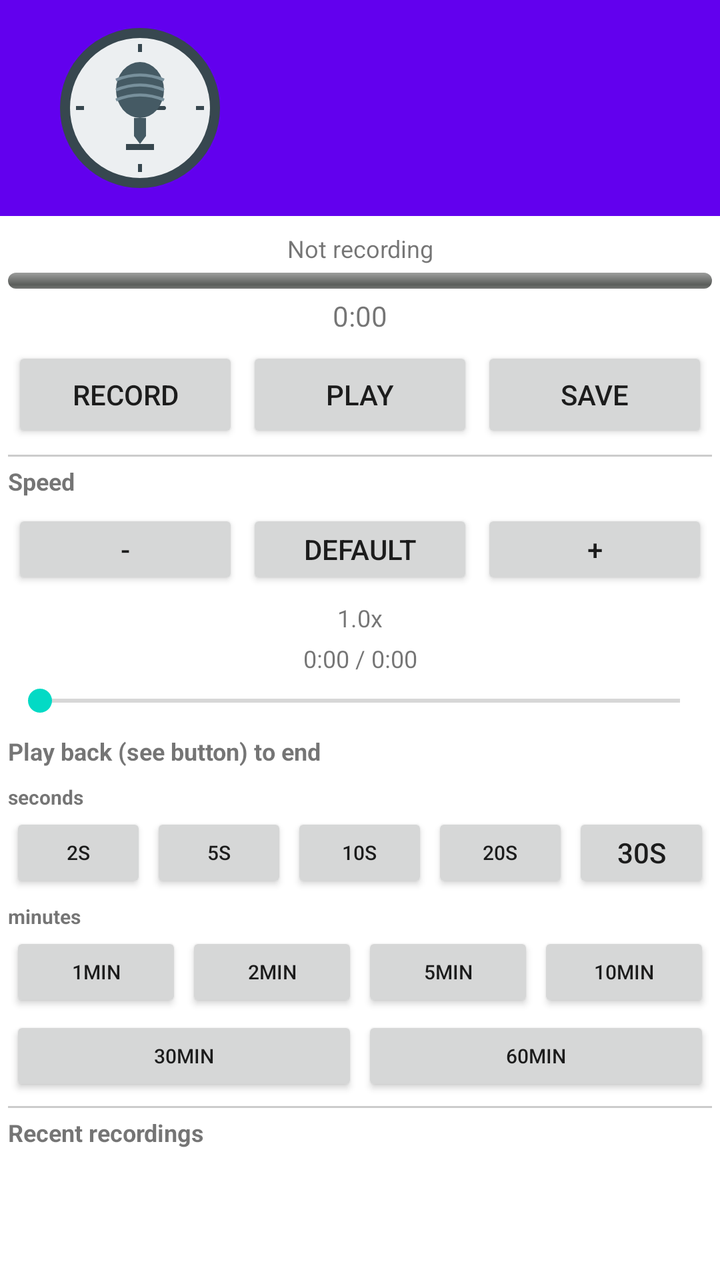
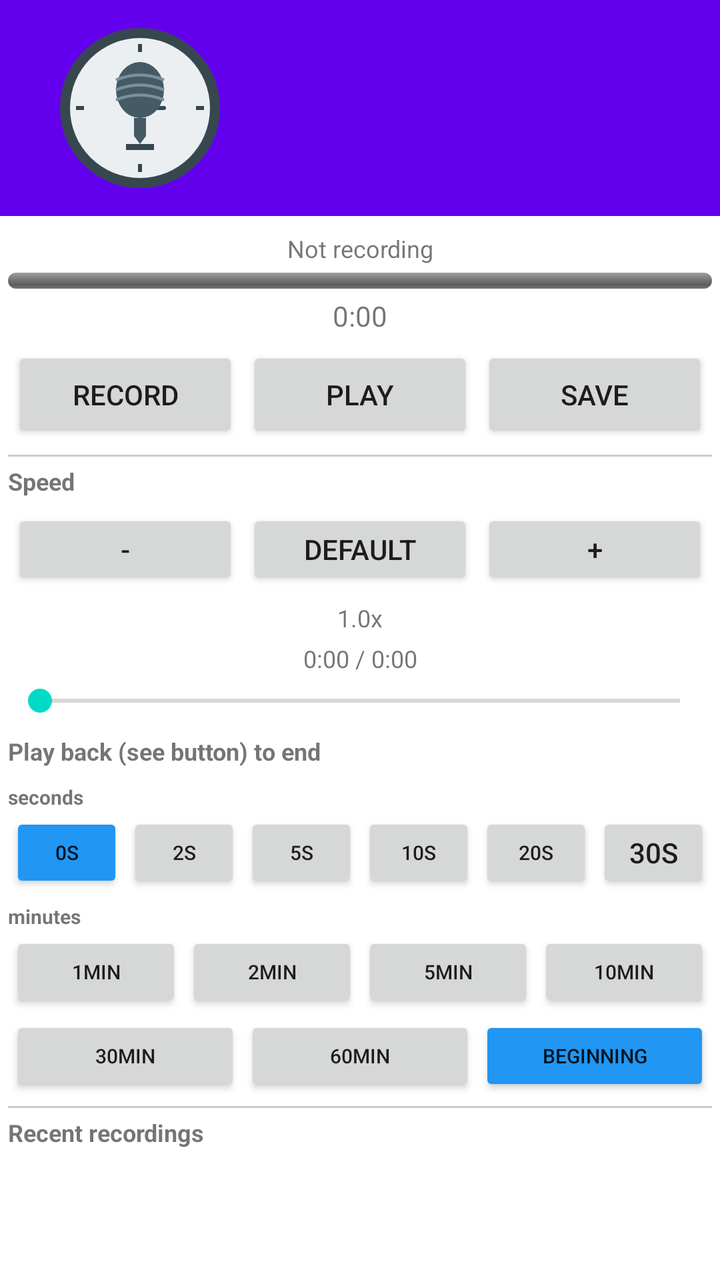

The first picture is an Android layout as it rendered before a commit; the second is the same layout after the commit. The layout source and the unified diff follow.
<!-- AndroidManifest.xml: application theme Theme.qsoAgain -->
<!-- res/layout/activity_main.xml -->
<?xml version="1.0" encoding="utf-8"?>
<LinearLayout xmlns:android="http://schemas.android.com/apk/res/android"
    xmlns:app="http://schemas.android.com/apk/res-auto"
    android:layout_width="match_parent"
    android:layout_height="match_parent"
    android:orientation="vertical">

    <androidx.appcompat.widget.Toolbar
        android:id="@+id/toolbar"
        android:layout_width="match_parent"
        android:layout_height="wrap_content"
        android:background="?attr/colorPrimary"
        app:titleTextAppearance="@style/ToolbarTitle"
        app:subtitleTextAppearance="@style/ToolbarSubtitle"
        app:logo="@drawable/ic_launcher_foreground" />

    <ScrollView
        android:layout_width="match_parent"
        android:layout_height="match_parent">

        <LinearLayout
            android:layout_width="match_parent"
            android:layout_height="wrap_content"
            android:orientation="vertical"
            android:padding="4dp">

            <TextView
                android:id="@+id/tvStatus"
                android:layout_width="match_parent"
                android:layout_height="wrap_content"
                android:text="@string/not_recording"
                android:textSize="12sp"
                android:gravity="center"
                android:padding="4dp" />

            <ProgressBar
                android:id="@+id/progressRecording"
                style="@android:style/Widget.ProgressBar.Horizontal"
                android:layout_width="match_parent"
                android:layout_height="8dp"
                android:max="100"
                android:progress="0"
                android:layout_marginBottom="4dp" />

            <TextView
                android:id="@+id/tvRecordingTime"
                android:layout_width="match_parent"
                android:layout_height="wrap_content"
                android:text="0:00"
                android:textSize="14sp"
                android:gravity="center"
                android:layout_marginBottom="4dp" />

            <LinearLayout
                android:layout_width="match_parent"
                android:layout_height="wrap_content"
                android:orientation="horizontal"
                android:gravity="center">

                <Button
                    android:id="@+id/btnStartStop"
                    android:layout_width="0dp"
                    android:layout_height="wrap_content"
                    android:layout_weight="1"
                    android:text="@string/record"
                    android:layout_margin="2dp" />

                <Button
                    android:id="@+id/btnPlay"
                    android:layout_width="0dp"
                    android:layout_height="wrap_content"
                    android:layout_weight="1"
                    android:text="@string/play"
                    android:layout_margin="2dp" />

                <Button
                    android:id="@+id/btnSave"
                    android:layout_width="0dp"
                    android:layout_height="wrap_content"
                    android:layout_weight="1"
                    android:text="@string/save"
                    android:layout_margin="2dp" />

            </LinearLayout>

            <View
                android:layout_width="match_parent"
                android:layout_height="1dp"
                android:background="#CCCCCC"
                android:layout_marginTop="4dp"
                android:layout_marginBottom="4dp" />

            <TextView
                android:layout_width="match_parent"
                android:layout_height="wrap_content"
                android:text="@string/speed"
                android:textStyle="bold"
                android:textSize="12sp"
                android:layout_marginBottom="4dp" />

            <LinearLayout
                android:layout_width="match_parent"
                android:layout_height="wrap_content"
                android:orientation="horizontal"
                android:gravity="center"
                android:layout_marginBottom="4dp">

                <Button
                    android:id="@+id/btnSpeedDown"
                    android:layout_width="0dp"
                    android:layout_height="40dp"
                    android:layout_weight="1"
                    android:text="-"
                    android:layout_margin="2dp" />

                <Button
                    android:id="@+id/btnSpeedDefault"
                    android:layout_width="0dp"
                    android:layout_height="40dp"
                    android:layout_weight="1"
                    android:text="@string/speed_default"
                    android:layout_margin="2dp" />

                <Button
                    android:id="@+id/btnSpeedUp"
                    android:layout_width="0dp"
                    android:layout_height="40dp"
                    android:layout_weight="1"
                    android:text="+"
                    android:layout_margin="2dp" />

            </LinearLayout>

            <TextView
                android:id="@+id/tvPlaybackSpeed"
                android:layout_width="match_parent"
                android:layout_height="wrap_content"
                android:text="1.0x"
                android:textSize="12sp"
                android:gravity="center"
                android:layout_marginBottom="4dp" />

            <TextView
                android:id="@+id/tvPlaybackProgress"
                android:layout_width="match_parent"
                android:layout_height="wrap_content"
                android:text="0:00 / 0:00"
                android:textSize="12sp"
                android:gravity="center"
                android:layout_marginBottom="4dp" />

            <SeekBar
                android:id="@+id/seekBarPlayback"
                android:layout_width="match_parent"
                android:layout_height="wrap_content"
                android:max="100"
                android:progress="0"
                android:layout_marginBottom="8dp" />

            <TextView
                android:layout_width="match_parent"
                android:layout_height="wrap_content"
                android:text="@string/seek_back_label"
                android:textStyle="bold"
                android:textSize="12sp"
                android:layout_marginBottom="4dp" />

            <TextView
                android:layout_width="match_parent"
                android:layout_height="wrap_content"
                android:text="@string/seconds"
                android:textStyle="bold"
                android:textSize="10sp"
                android:layout_marginTop="4dp" />

            <LinearLayout
                android:layout_width="match_parent"
                android:layout_height="wrap_content"
                android:orientation="horizontal"
                android:gravity="center">

                <Button
                    android:id="@+id/btn2s"
                    android:layout_width="0dp"
                    android:layout_height="40dp"
                    android:layout_weight="1"
                    android:text="2s"
                    android:tag="2s"
                    android:layout_margin="1dp"
                    android:textSize="10sp" />

                <Button
                    android:id="@+id/btn5s"
                    android:layout_width="0dp"
                    android:layout_height="40dp"
                    android:layout_weight="1"
                    android:text="5s"
                    android:tag="5s"
                    android:layout_margin="1dp"
                    android:textSize="10sp" />

                <Button
                    android:id="@+id/btn10s"
                    android:layout_width="0dp"
                    android:layout_height="40dp"
                    android:layout_weight="1"
                    android:text="10s"
                    android:tag="10s"
                    android:layout_margin="1dp"
                    android:textSize="10sp" />

                <Button
                    android:id="@+id/btn20s"
                    android:layout_width="0dp"
                    android:layout_height="40dp"
                    android:layout_weight="1"
                    android:text="20s"
                    android:tag="20s"
                    android:layout_margin="1dp"
                    android:textSize="10sp" />

                <Button
                    android:id="@+id/btn30s"
                    android:layout_width="0dp"
                    android:layout_height="40dp"
                    android:layout_weight="1"
                    android:text="30s"
                    android:tag="30s"
                    android:layout_margin="1dp" />

            </LinearLayout>

            <TextView
                android:layout_width="match_parent"
                android:layout_height="wrap_content"
                android:text="@string/minutes"
                android:textStyle="bold"
                android:textSize="10sp"
                android:layout_marginTop="4dp" />

            <LinearLayout
                android:layout_width="match_parent"
                android:layout_height="wrap_content"
                android:orientation="horizontal"
                android:gravity="center">

                <Button
                    android:id="@+id/btn1m"
                    android:layout_width="0dp"
                    android:layout_height="40dp"
                    android:layout_weight="1"
                    android:text="1min"
                    android:tag="1m"
                    android:layout_margin="1dp"
                    android:textSize="10sp" />

                <Button
                    android:id="@+id/btn2m"
                    android:layout_width="0dp"
                    android:layout_height="40dp"
                    android:layout_weight="1"
                    android:text="2min"
                    android:tag="2m"
                    android:layout_margin="1dp"
                    android:textSize="10sp" />

                <Button
                    android:id="@+id/btn5m"
                    android:layout_width="0dp"
                    android:layout_height="40dp"
                    android:layout_weight="1"
                    android:text="5min"
                    android:tag="5m"
                    android:layout_margin="1dp"
                    android:textSize="10sp" />

                <Button
                    android:id="@+id/btn10m"
                    android:layout_width="0dp"
                    android:layout_height="40dp"
                    android:layout_weight="1"
                    android:text="10min"
                    android:tag="10m"
                    android:layout_margin="1dp"
                    android:textSize="10sp" />

            </LinearLayout>

            <LinearLayout
                android:layout_width="match_parent"
                android:layout_height="wrap_content"
                android:orientation="horizontal"
                android:gravity="center">

                <Button
                    android:id="@+id/btn30m"
                    android:layout_width="0dp"
                    android:layout_height="40dp"
                    android:layout_weight="1"
                    android:text="30min"
                    android:tag="30m"
                    android:layout_margin="1dp"
                    android:textSize="10sp" />

                <Button
                    android:id="@+id/btn60m"
                    android:layout_width="0dp"
                    android:layout_height="40dp"
                    android:layout_weight="1"
                    android:text="60min"
                    android:tag="60m"
                    android:layout_margin="1dp"
                    android:textSize="10sp" />

            </LinearLayout>

            <View
                android:layout_width="match_parent"
                android:layout_height="1dp"
                android:background="#CCCCCC"
                android:layout_marginTop="4dp"
                android:layout_marginBottom="4dp" />

            <TextView
                android:layout_width="match_parent"
                android:layout_height="wrap_content"
                android:text="@string/recent_recordings"
                android:textStyle="bold"
                android:textSize="12sp"
                android:layout_marginBottom="4dp" />

            <androidx.recyclerview.widget.RecyclerView
                android:id="@+id/rvRecordings"
                android:layout_width="match_parent"
                android:layout_height="wrap_content"
                android:nestedScrollingEnabled="false" />

        </LinearLayout>
    </ScrollView>
</LinearLayout>
<!-- resources referenced by this layout -->
<resources>
  <!-- drawable ic_launcher_foreground: vector/xml drawable (drawable, 2248 chars, omitted) -->
  <string name="minutes">minutes</string>
  <string name="not_recording">Not recording</string>
  <string name="play">Play</string>
  <string name="recent_recordings">Recent recordings</string>
  <string name="record">Record</string>
  <string name="save">Save</string>
  <string name="seconds">seconds</string>
  <string name="seek_back_label">Play back (see button) to end</string>
  <string name="speed">Speed</string>
  <string name="speed_default">default</string>
  <style name="ToolbarSubtitle" parent="TextAppearance.Widget.AppCompat.Toolbar.Subtitle">
          <item name="android:textColor">@android:color/white</item>
      </style>
  <style name="ToolbarTitle" parent="TextAppearance.Widget.AppCompat.Toolbar.Title">
          <item name="android:textColor">@android:color/white</item>
      </style>
  <style name="Theme.qsoAgain" parent="Theme.MaterialComponents.DayNight.DarkActionBar">
          <item name="colorPrimary">@color/purple_500</item>
          <item name="colorPrimaryVariant">@color/purple_700</item>
          <item name="colorOnPrimary">@color/white</item>
          <item name="colorSecondary">@color/teal_200</item>
          <item name="colorSecondaryVariant">@color/teal_700</item>
          <item name="colorOnSecondary">@color/black</item>
          <item name="windowActionBar">false</item>
          <item name="windowNoTitle">true</item>
      </style>
  <color name="purple_500">#FF6200EE</color>
  <color name="purple_700">#FF3700B3</color>
  <color name="white">#FFFFFFFF</color>
  <color name="teal_200">#FF03DAC5</color>
  <color name="teal_700">#FF018786</color>
  <color name="black">#FF000000</color>
</resources>

<!-- the commit's change to res/layout/activity_main.xml (unified diff, before → after) -->
@@ -180,6 +180,16 @@
                 android:gravity="center">
 
                 <Button
+                    android:id="@+id/btn0s"
+                    android:layout_width="0dp"
+                    android:layout_height="40dp"
+                    android:layout_weight="1"
+                    android:text="0s"
+                    android:backgroundTint="#2196F3"
+                    android:layout_margin="1dp"
+                    android:textSize="10sp" />
+
+                <Button
                     android:id="@+id/btn2s"
                     android:layout_width="0dp"
                     android:layout_height="40dp"
@@ -312,6 +322,16 @@
                     android:layout_margin="1dp"
                     android:textSize="10sp" />
 
+                <Button
+                    android:id="@+id/btnBeginning"
+                    android:layout_width="0dp"
+                    android:layout_height="40dp"
+                    android:layout_weight="1"
+                    android:text="@string/seek_beginning"
+                    android:backgroundTint="#2196F3"
+                    android:layout_margin="1dp"
+                    android:textSize="10sp" />
+
             </LinearLayout>
 
             <View
<!-- resource entries referenced after the edit -->
@@ -9,6 +9,7 @@
   <string name="save">Save</string>
   <string name="seconds">seconds</string>
   <string name="seek_back_label">Play back (see button) to end</string>
+  <string name="seek_beginning">Beginning</string>
   <string name="speed">Speed</string>
   <string name="speed_default">default</string>
   <style name="ToolbarSubtitle" parent="TextAppearance.Widget.AppCompat.Toolbar.Subtitle">
